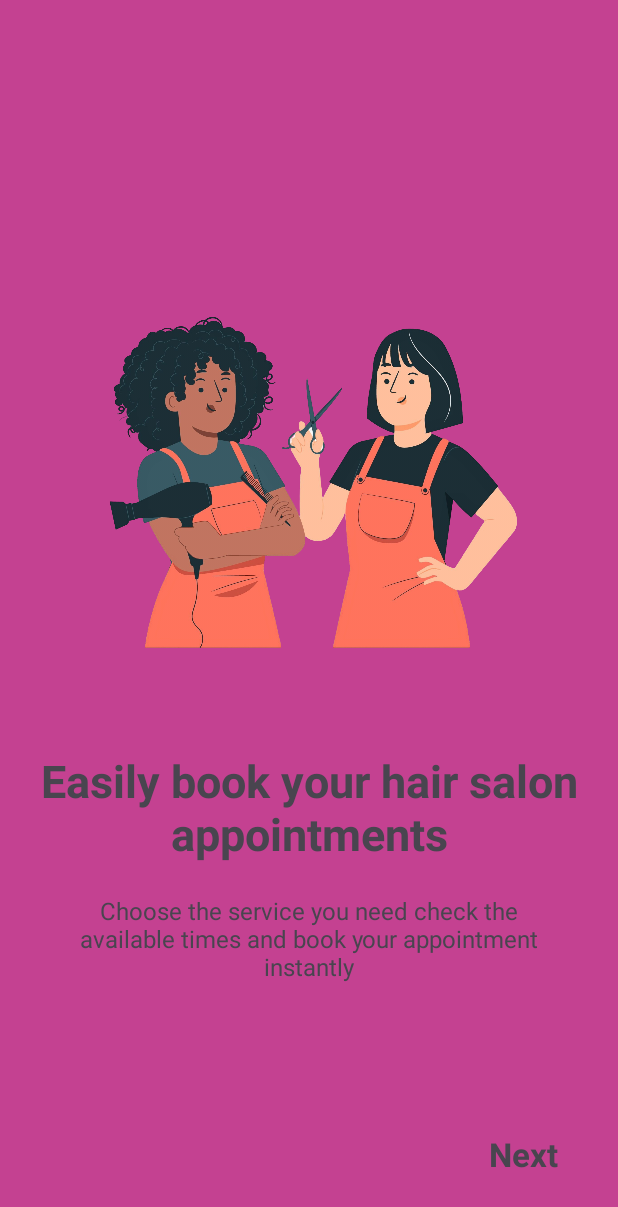
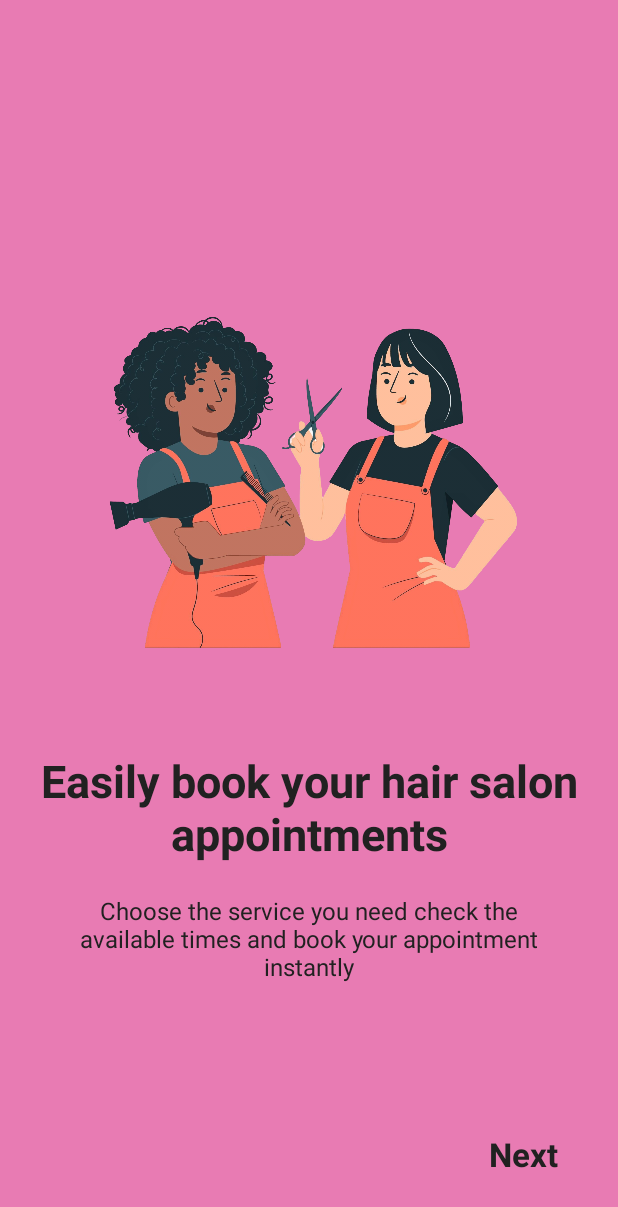
Before and after one commit to kadersuutlu/GlamoraApp, an Android app: the screen it shows after launch (MainActivity), on a phone screen of 412 x 824 dp. Shown: the top 1207 px of the screen. Run offline under Robolectric (Android 15) with nearby library versions, the phone set to English and light mode, and no system bars; our stand-ins replace Dagger/Hilt's generated code.

Commit message:
Changed app colors

```diff
--- a/app/src/main/res/layout/fragment_first_screen.xml
+++ b/app/src/main/res/layout/fragment_first_screen.xml
@@ -4,7 +4,7 @@
     xmlns:tools="http://schemas.android.com/tools"
     android:layout_width="match_parent"
     android:layout_height="match_parent"
-    android:background="@color/primary_color"
+    android:background="@color/primary_light"
     tools:context=".ui.fragment.onboarding.screens.first.FirstScreenFragment">
 
     <TextView
@@ -14,6 +14,7 @@
         android:layout_marginTop="50dp"
         android:gravity="center"
         android:text="@string/onboarding_1_title"
+        android:textColor="@color/text_primary"
         android:textSize="30sp"
         android:textStyle="bold"
         app:layout_constraintEnd_toEndOf="parent"
@@ -39,6 +40,7 @@
         android:layout_marginEnd="50dp"
         android:gravity="center"
         android:text="@string/onboarding_1_description"
+        android:textColor="@color/text_primary"
         android:textSize="16sp"
         app:layout_constraintEnd_toEndOf="parent"
         app:layout_constraintStart_toStartOf="parent"
@@ -51,6 +53,7 @@
         android:layout_marginEnd="40dp"
         android:layout_marginBottom="40dp"
         android:text="@string/next"
+        android:textColor="@color/text_primary"
         android:textSize="22sp"
         android:textStyle="bold"
         app:layout_constraintBottom_toBottomOf="parent"
--- a/app/src/main/res/layout/fragment_second_screen.xml
+++ b/app/src/main/res/layout/fragment_second_screen.xml
@@ -4,7 +4,7 @@
     xmlns:tools="http://schemas.android.com/tools"
     android:layout_width="match_parent"
     android:layout_height="match_parent"
-    android:background="@color/primary_color"
+    android:background="@color/primary_light"
     tools:context=".ui.fragment.onboarding.screens.second.SecondScreenFragment">
 
     <ImageView
@@ -24,6 +24,7 @@
         android:layout_marginTop="50dp"
         android:gravity="center"
         android:text="@string/onboarding_2_title"
+        android:textColor="@color/text_primary"
         android:textSize="30sp"
         android:textStyle="bold"
         app:layout_constraintEnd_toEndOf="parent"
@@ -39,6 +40,7 @@
         android:layout_marginEnd="50dp"
         android:gravity="center"
         android:text="@string/onboarding_2_description"
+        android:textColor="@color/text_primary"
         android:textSize="16sp"
         app:layout_constraintEnd_toEndOf="parent"
         app:layout_constraintStart_toStartOf="parent"
@@ -51,6 +53,7 @@
         android:layout_marginEnd="40dp"
         android:layout_marginBottom="40dp"
         android:text="@string/next"
+        android:textColor="@color/text_primary"
         android:textSize="22sp"
         android:textStyle="bold"
         app:layout_constraintBottom_toBottomOf="parent"
--- a/app/src/main/res/layout/fragment_third_screen.xml
+++ b/app/src/main/res/layout/fragment_third_screen.xml
@@ -4,7 +4,7 @@
     xmlns:tools="http://schemas.android.com/tools"
     android:layout_width="match_parent"
     android:layout_height="match_parent"
-    android:background="@color/primary_color"
+    android:background="@color/primary_light"
     tools:context=".ui.fragment.onboarding.screens.third.ThirdScreenFragment">
 
     <ImageView
@@ -24,6 +24,7 @@
         android:layout_marginTop="50dp"
         android:gravity="center"
         android:text="@string/onboarding_3_title"
+        android:textColor="@color/text_primary"
         android:textSize="30sp"
         android:textStyle="bold"
         app:layout_constraintEnd_toEndOf="parent"
@@ -39,6 +40,7 @@
         android:layout_marginEnd="50dp"
         android:gravity="center"
         android:text="@string/onboarding_3_description"
+        android:textColor="@color/text_primary"
         android:textSize="16sp"
         app:layout_constraintEnd_toEndOf="parent"
         app:layout_constraintStart_toStartOf="parent"
@@ -51,6 +53,7 @@
         android:layout_marginEnd="40dp"
         android:layout_marginBottom="40dp"
         android:text="@string/finish"
+        android:textColor="@color/text_primary"
         android:textSize="22sp"
         android:textStyle="bold"
         app:layout_constraintBottom_toBottomOf="parent"
```
Also changed, not shown: app/src/main/res/values/colors.xml (+11 -3 lines).
